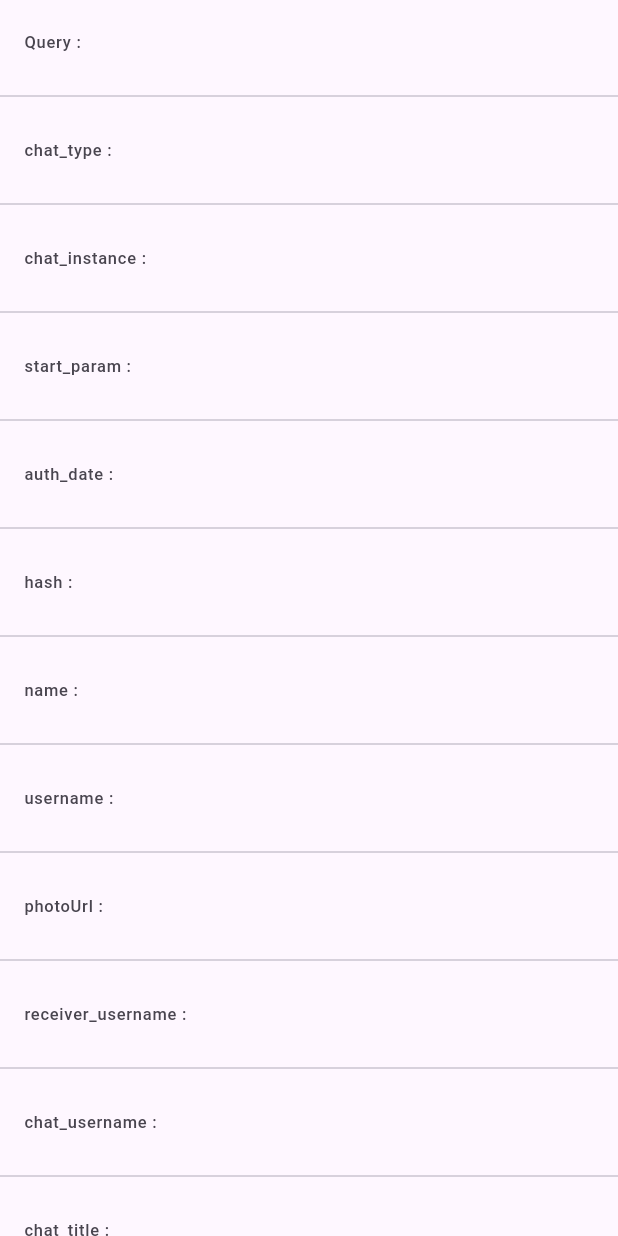
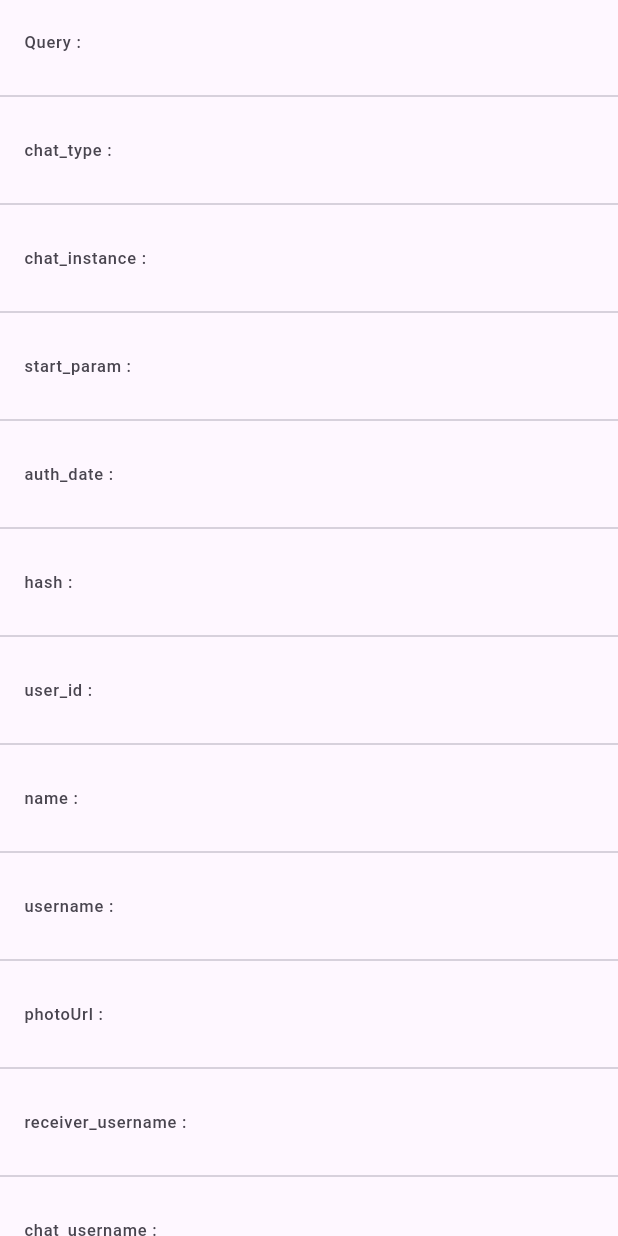
Before and after one commit to xiaomabenteng2015/tg_web_app_flutter, a Flutter app: the UserDetailsView screen opened directly, on a phone screen of 412 x 824 dp. Run offline on Flutter 3.47's test engine with Material 3 defaults, Android fonts, the phone set to English and light mode, and no system bars; missing offline and left inert: flutter_telegram_web_app.

Commit message:
[feat] 测试use id

```diff
--- a/lib/user_details_view.dart
+++ b/lib/user_details_view.dart
@@ -38,6 +38,7 @@ class _UserDetailsState extends State<UserDetailsView> {
             KDetailsList("start_param", webAppInitData.start_param),
             KDetailsList("auth_date", webAppInitData.auth_date),
             KDetailsList("hash", webAppInitData.hash),
+            KDetailsList("user_id", '${webAppInitData.user?.id}'),
             KDetailsList("name",
                 '${webAppInitData.user?.first_name} ${webAppInitData.user?.last_name}'),
             KDetailsList("username", webAppInitData.user?.username),
```
